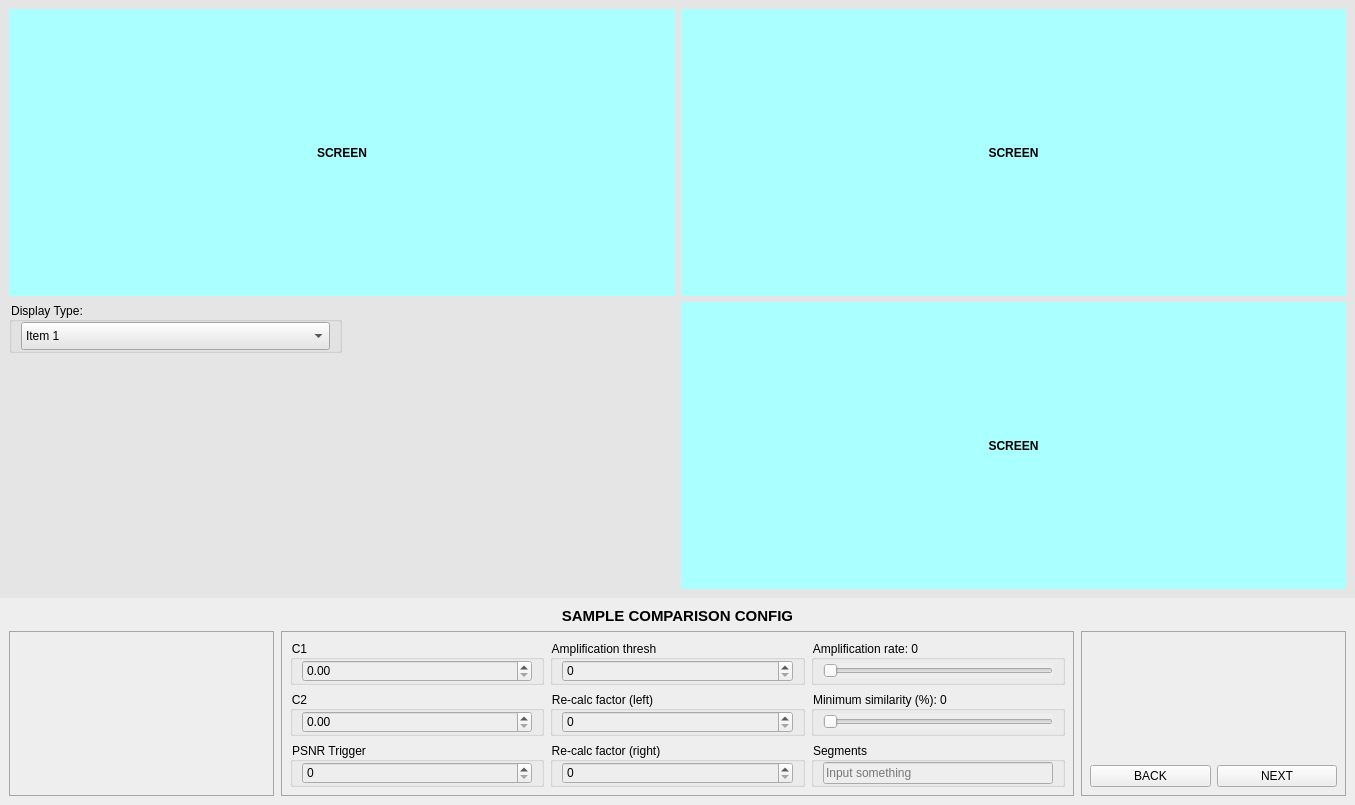
Above: views/asym_config_screen.ui from Shockmstr/FQCS_DesktopApp before the change. Below: the same form after it.
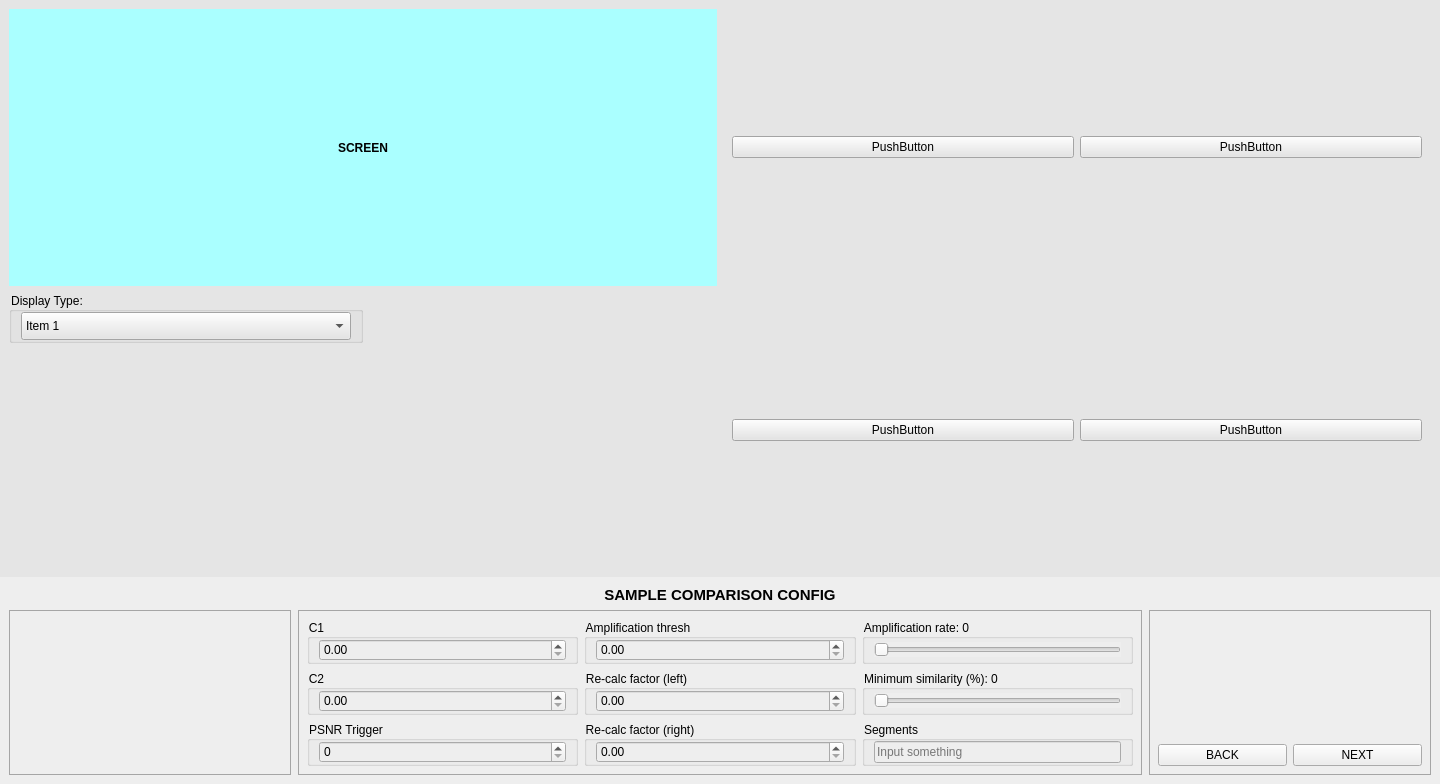
That is the form after the change.

Commit message: #2. 80% ssim screen

Patch:
```diff
--- a/views/asym_config_screen.ui
+++ b/views/asym_config_screen.ui
@@ -6,8 +6,8 @@
    <rect>
     <x>0</x>
     <y>0</y>
-    <width>1355</width>
-    <height>805</height>
+    <width>1440</width>
+    <height>784</height>
    </rect>
   </property>
   <property name="windowTitle">
@@ -41,19 +41,6 @@
       <bool>false</bool>
      </property>
      <layout class="QGridLayout" name="gridLayout" rowstretch="1,1" columnstretch="1,1">
-      <item row="0" column="1">
-       <widget class="QLabel" name="screen2">
-        <property name="styleSheet">
-         <string notr="true">background-color: #AFF;font-weight:bold;</string>
-        </property>
-        <property name="text">
-         <string>SCREEN</string>
-        </property>
-        <property name="alignment">
-         <set>Qt::AlignCenter</set>
-        </property>
-       </widget>
-      </item>
       <item row="0" column="0">
        <widget class="QLabel" name="screen1">
         <property name="styleSheet">
@@ -67,19 +54,6 @@
         </property>
        </widget>
       </item>
-      <item row="1" column="1">
-       <widget class="QLabel" name="screen4">
-        <property name="styleSheet">
-         <string notr="true">background-color: #AFF;font-weight:bold;</string>
-        </property>
-        <property name="text">
-         <string>SCREEN</string>
-        </property>
-        <property name="alignment">
-         <set>Qt::AlignCenter</set>
-        </property>
-       </widget>
-      </item>
       <item row="1" column="0">
        <layout class="QHBoxLayout" name="horizontalLayout_2" stretch="1,1">
         <item alignment="Qt::AlignTop">
@@ -132,6 +106,46 @@
         </item>
        </layout>
       </item>
+      <item row="0" column="1">
+       <widget class="QWidget" name="screen2" native="true">
+        <layout class="QHBoxLayout" name="horizontalLayout_4">
+         <item>
+          <widget class="QPushButton" name="screen2Left">
+           <property name="text">
+            <string>PushButton</string>
+           </property>
+          </widget>
+         </item>
+         <item>
+          <widget class="QPushButton" name="screen2Right">
+           <property name="text">
+            <string>PushButton</string>
+           </property>
+          </widget>
+         </item>
+        </layout>
+       </widget>
+      </item>
+      <item row="1" column="1">
+       <widget class="QWidget" name="screen3" native="true">
+        <layout class="QHBoxLayout" name="horizontalLayout_5">
+         <item>
+          <widget class="QPushButton" name="screen3Left">
+           <property name="text">
+            <string>PushButton</string>
+           </property>
+          </widget>
+         </item>
+         <item>
+          <widget class="QPushButton" name="screen3Right">
+           <property name="text">
+            <string>PushButton</string>
+           </property>
+          </widget>
+         </item>
+        </layout>
+       </widget>
+      </item>
      </layout>
     </widget>
    </item>
@@ -217,7 +231,7 @@
                 <number>0</number>
                </property>
                <item>
-                <widget class="QSpinBox" name="inpReCalcFactorLeft"/>
+                <widget class="QDoubleSpinBox" name="inpReCalcFactorLeft"/>
                </item>
               </layout>
              </widget>
@@ -331,7 +345,7 @@
                 <number>0</number>
                </property>
                <item>
-                <widget class="QSpinBox" name="inpAmpThresh"/>
+                <widget class="QDoubleSpinBox" name="inpAmpThresh"/>
                </item>
               </layout>
              </widget>
@@ -396,7 +410,7 @@
                 <number>0</number>
                </property>
                <item>
-                <widget class="QSpinBox" name="inpReCalcFactorRight"/>
+                <widget class="QDoubleSpinBox" name="inpReCalcFactorRight"/>
                </item>
               </layout>
              </widget>
```
The commit also changes 3 other files.
